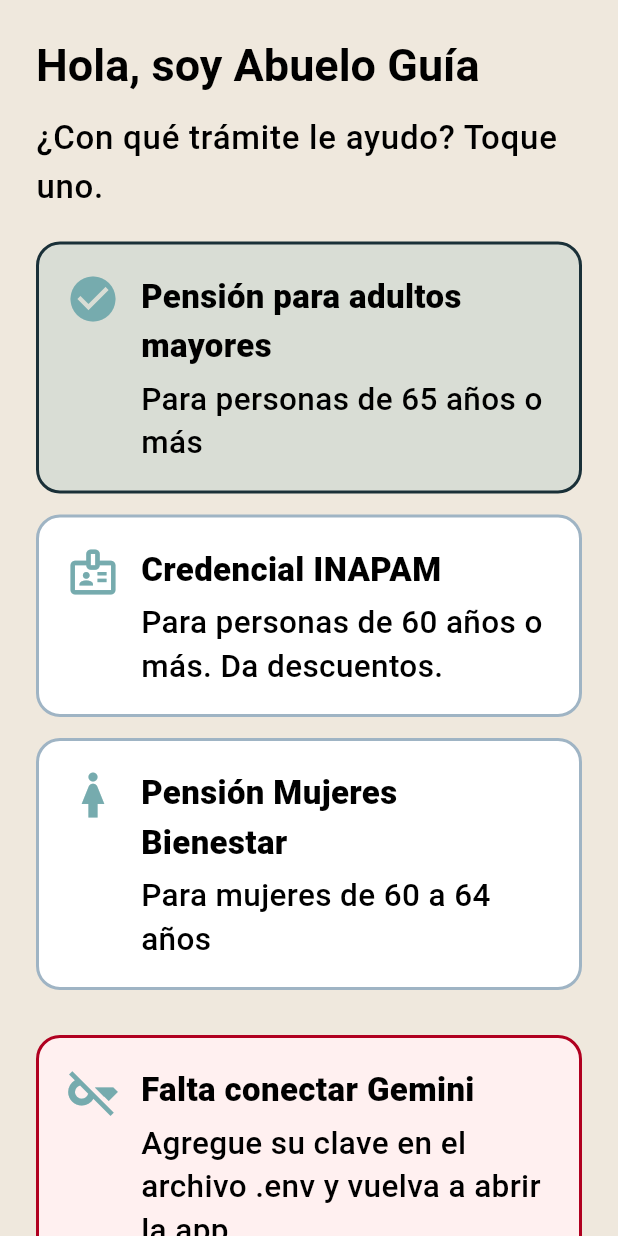
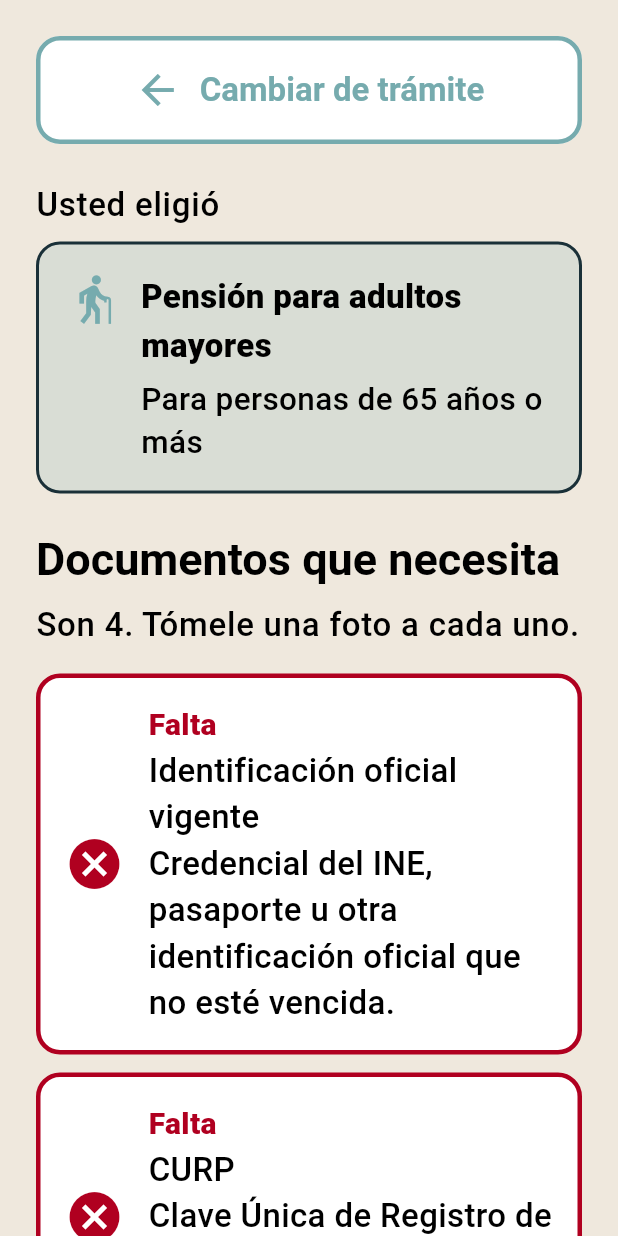
Before and after one commit to EmilianoPerezz/Abuelo-Guia, a Flutter app: the screen it shows after launch, after a tap on "Pensión para adultos mayores", on a phone screen of 412 x 824 dp. Run offline on Flutter 3.47's test engine with Material 3 defaults, Android fonts, the phone set to English and light mode, and no system bars; our stand-ins replace flutter_tts, image_picker, material_ui, speech_to_text.

Commit message:
v1.2: pantalla del tramite con todos los documentos que necesita
Co-Authored-By: Claude Opus 5.5 <noreply@anthropic.com>

```diff
--- a/lib/screens/foto_screen.dart
+++ b/lib/screens/foto_screen.dart
@@ -88,6 +88,9 @@ class _FotoScreenState extends State<FotoScreen> {
               const SizedBox(height: 24),
               Text('Tome una foto de su documento',
                   style: Theme.of(context).textTheme.headlineMedium),
+              const SizedBox(height: 8),
+              Text('Para: ${tramite.actual.titulo}',
+                  style: Theme.of(context).textTheme.titleLarge),
               const SizedBox(height: 12),
               Text('Ponga la hoja sobre una mesa, con buena luz.',
                   style: Theme.of(context).textTheme.bodyLarge),
--- a/lib/screens/inicio_screen.dart
+++ b/lib/screens/inicio_screen.dart
@@ -3,14 +3,9 @@ import 'package:material_ui/material_ui.dart';
 import '../data/requisitos.dart';
 import '../services/gemini_service.dart';
 import '../services/tramite.dart';
-import '../services/voz_service.dart';
 import '../theme/app_colors.dart';
-import '../widgets/big_button.dart';
 import '../widgets/info_card.dart';
-import '../widgets/secondary_button.dart';
-import 'foto_screen.dart';
-import 'preguntar_screen.dart';
-import 'resultado_screen.dart';
+import 'tramite_screen.dart';
 
 class InicioScreen extends StatefulWidget {
   const InicioScreen({super.key});
@@ -20,34 +15,32 @@ class InicioScreen extends StatefulWidget {
 }
 
 class _InicioScreenState extends State<InicioScreen> {
-  Future<void> _ir(Widget pantalla) async {
-    await Navigator.push(context, MaterialPageRoute(builder: (_) => pantalla));
-    setState(() {});
-  }
-
-  void _elegir(TipoTramite t) {
-    setState(() => tramite.elegir(t));
-    VozService.hablar('Eligió: ${t.titulo}. ${t.paraQuien}.');
+  Future<void> _elegir(TipoTramite t) async {
+    tramite.elegir(t);
+    await Navigator.push(context, MaterialPageRoute(
+      settings: const RouteSettings(name: 'tramite'),
+      builder: (_) => const TramiteScreen(),
+    ));
+    if (mounted) setState(() {});
   }
 
   Widget _tarjeta(TipoTramite t) {
-    final elegido = tramite.actual.id == t.id;
     final listos = tramite.listosDe(t);
     final total = t.documentos.length;
-    final avance = listos == 0 ? '' : ' Ya tiene $listos de $total documentos.';
+    final avance = listos == 0
+        ? 'Toque para ver qué documentos necesita.'
+        : 'Ya tiene $listos de $total documentos.';
     return Padding(
-      padding: const EdgeInsets.only(bottom: 14),
+      padding: const EdgeInsets.only(bottom: 16),
       child: Semantics(
         button: true,
-        selected: elegido,
         child: GestureDetector(
           onTap: () => _elegir(t),
           child: InfoCard(
             titulo: t.titulo,
-            texto: '${t.paraQuien}$avance',
-            icono: elegido ? Icons.check_circle : t.icono,
-            fondo: elegido ? AppColors.primario.withValues(alpha: 0.18) : Colors.white,
-            borde: elegido ? AppColors.borde : const Color(0xFF9FB4C4),
+            texto: '${t.paraQuien}\n$avance',
+            icono: t.icono,
+            borde: AppColors.borde,
           ),
         ),
       ),
@@ -56,8 +49,6 @@ class _InicioScreenState extends State<InicioScreen> {
 
   @override
   Widget build(BuildContext context) {
-    final listos = tramite.listosDe(tramite.actual);
-
     return Scaffold(
       body: SafeArea(
         child: SingleChildScrollView(
@@ -68,38 +59,18 @@ class _InicioScreenState extends State<InicioScreen> {
               Text('Hola, soy Abuelo Guía',
                   style: Theme.of(context).textTheme.headlineMedium),
               const SizedBox(height: 12),
-              Text('¿Con qué trámite le ayudo? Toque uno.',
+              Text('Le ayudo con su trámite, paso a paso. ¿Cuál quiere hacer? Toque uno.',
                   style: Theme.of(context).textTheme.bodyLarge),
-              const SizedBox(height: 20),
+              const SizedBox(height: 24),
               for (final t in tramites) _tarjeta(t),
               if (!GeminiService.tieneClave) ...[
-                const SizedBox(height: 16),
+                const SizedBox(height: 8),
                 const InfoCard(
                   titulo: 'Falta conectar Gemini',
                   texto: 'Agregue su clave en el archivo .env y vuelva a abrir la app.',
                   fondo: Color(0xFFFFF0F0),
                   borde: AppColors.error,
                   icono: Icons.key_off,
-                ),
-              ],
-              const SizedBox(height: 24),
-              BigButton(
-                texto: 'Tomar foto de mi documento',
-                icono: Icons.camera_alt,
-                onPressed: () => _ir(const FotoScreen()),
-              ),
-              const SizedBox(height: 20),
-              SecondaryButton(
-                texto: 'Hablar con el asistente',
-                icono: Icons.mic,
-                onPressed: () => _ir(const PreguntarScreen()),
-              ),
-              if (listos > 0) ...[
-                const SizedBox(height: 16),
-                SecondaryButton(
-                  texto: 'Ver mi lista',
-                  icono: Icons.checklist,
-                  onPressed: () => _ir(const ResultadoScreen()),
                 ),
               ],
             ],
--- a/lib/screens/preguntar_screen.dart
+++ b/lib/screens/preguntar_screen.dart
@@ -153,9 +153,9 @@ class _PreguntarScreenState extends State<PreguntarScreen> {
                 padding: const EdgeInsets.all(24),
                 children: [
                   SecondaryButton(
-                    texto: 'Volver al inicio',
-                    icono: Icons.home,
-                    onPressed: () => Navigator.popUntil(context, (r) => r.isFirst),
+                    texto: 'Volver a mis documentos',
+                    icono: Icons.checklist,
+                    onPressed: () => Navigator.popUntil(context, (r) => r.settings.name == 'tramite' || r.isFirst),
                   ),
                   const SizedBox(height: 24),
                   Text('¿Qué quiere saber?',
--- a/lib/screens/resultado_screen.dart
+++ b/lib/screens/resultado_screen.dart
@@ -80,11 +80,11 @@ class _ResultadoScreenState extends State<ResultadoScreen> {
             crossAxisAlignment: CrossAxisAlignment.start,
             children: [
               SecondaryButton(
-                texto: 'Volver al inicio',
-                icono: Icons.home,
+                texto: 'Volver a mis documentos',
+                icono: Icons.checklist,
                 onPressed: () {
                   VozService.callar();
-                  Navigator.popUntil(context, (r) => r.isFirst);
+                  Navigator.popUntil(context, (r) => r.settings.name == 'tramite' || r.isFirst);
                 },
               ),
               const SizedBox(height: 24),
--- /dev/null
+++ b/lib/screens/tramite_screen.dart
@@ -0,0 +1,123 @@
+import 'package:material_ui/material_ui.dart';
+
+import '../services/tramite.dart';
+import '../services/voz_service.dart';
+import '../theme/app_colors.dart';
+import '../widgets/big_button.dart';
+import '../widgets/info_card.dart';
+import '../widgets/result_card.dart';
+import '../widgets/secondary_button.dart';
+import 'foto_screen.dart';
+import 'preguntar_screen.dart';
+
+class TramiteScreen extends StatefulWidget {
+  const TramiteScreen({super.key});
+
+  @override
+  State<TramiteScreen> createState() => _TramiteScreenState();
+}
+
+class _TramiteScreenState extends State<TramiteScreen> {
+  @override
+  void initState() {
+    super.initState();
+    WidgetsBinding.instance.addPostFrameCallback((_) => _leer());
+  }
+
+  void _leer() {
+    final actual = tramite.actual;
+    final faltan = tramite.faltantes;
+    final lista = tramite.requisitos.map((r) => r.nombre).join(', ');
+    var texto = 'Eligió: ${actual.titulo}. Necesita ${tramite.requisitos.length} documentos: $lista.';
+    if (faltan.isEmpty) {
+      texto += ' Ya tiene todos.';
+    } else if (faltan.length < tramite.requisitos.length) {
+      texto += ' Le falta: ${faltan.map((r) => r.nombre).join(', ')}.';
+    }
+    texto += ' Para empezar, toque Tomar foto de mi documento.';
+    VozService.hablar(texto);
+  }
+
+  Future<void> _ir(Widget pantalla) async {
+    VozService.callar();
+    await Navigator.push(context, MaterialPageRoute(builder: (_) => pantalla));
+    if (mounted) setState(() {});
+  }
+
+  @override
+  Widget build(BuildContext context) {
+    final actual = tramite.actual;
+    final total = tramite.requisitos.length;
+    final listos = tramite.listosDe(actual);
+
+    return Scaffold(
+      body: SafeArea(
+        child: SingleChildScrollView(
+          padding: const EdgeInsets.all(24),
+          child: Column(
+            crossAxisAlignment: CrossAxisAlignment.start,
+            children: [
+              SecondaryButton(
+                texto: 'Cambiar de trámite',
+                icono: Icons.arrow_back,
+                onPressed: () {
+                  VozService.callar();
+                  Navigator.pop(context);
+                },
+              ),
+              const SizedBox(height: 24),
+              Text('Usted eligió', style: Theme.of(context).textTheme.bodyLarge),
+              const SizedBox(height: 8),
+              InfoCard(
+                titulo: actual.titulo,
+                texto: actual.paraQuien,
+                icono: actual.icono,
+                fondo: AppColors.primario.withValues(alpha: 0.18),
+                borde: AppColors.borde,
+              ),
+              const SizedBox(height: 24),
+              Text('Documentos que necesita',
+                  style: Theme.of(context).textTheme.headlineMedium),
+              const SizedBox(height: 8),
+              Text(
+                listos == 0
+                    ? 'Son $total. Tómele una foto a cada uno.'
+                    : 'Ya tiene $listos de $total.',
+                style: Theme.of(context).textTheme.bodyLarge,
+              ),
+              const SizedBox(height: 16),
+              for (final r in tramite.requisitos) ...[
+                ResultCard(texto: '${r.nombre}\n${r.detalle}', completo: tramite.tiene(r.id)),
+                const SizedBox(height: 12),
+              ],
+              const SizedBox(height: 4),
+              InfoCard(
+                titulo: 'No olvide',
+                texto: actual.notaExtra,
+                icono: Icons.lightbulb_outline,
+              ),
+              const SizedBox(height: 24),
+              BigButton(
+                texto: 'Tomar foto de mi documento',
+                icono: Icons.camera_alt,
+                onPressed: () => _ir(const FotoScreen()),
+              ),
+              const SizedBox(height: 16),
+              SecondaryButton(
+                texto: 'Hablar con el asistente',
+                icono: Icons.mic,
+                onPressed: () => _ir(const PreguntarScreen()),
+              ),
+              const SizedBox(height: 16),
+              SecondaryButton(
+                texto: 'Escuchar la lista',
+                icono: Icons.volume_up,
+                onPressed: _leer,
+              ),
+            ],
+          ),
+        ),
+      ),
+    );
+  }
+}
--- a/pubspec.yaml
+++ b/pubspec.yaml
@@ -16,7 +16,7 @@ publish_to: 'none' # Remove this line if you wish to publish to pub.dev
 # https://developer.apple.com/library/archive/documentation/General/Reference/InfoPlistKeyReference/Articles/CoreFoundationKeys.html
 # In Windows, build-name is used as the major, minor, and patch parts
 # of the product and file versions while build-number is used as the build suffix.
-version: 1.1.0+2
+version: 1.2.0+3
 
 environment:
   sdk: ^3.14.0
```
Also changed, not shown: 2 other files.
